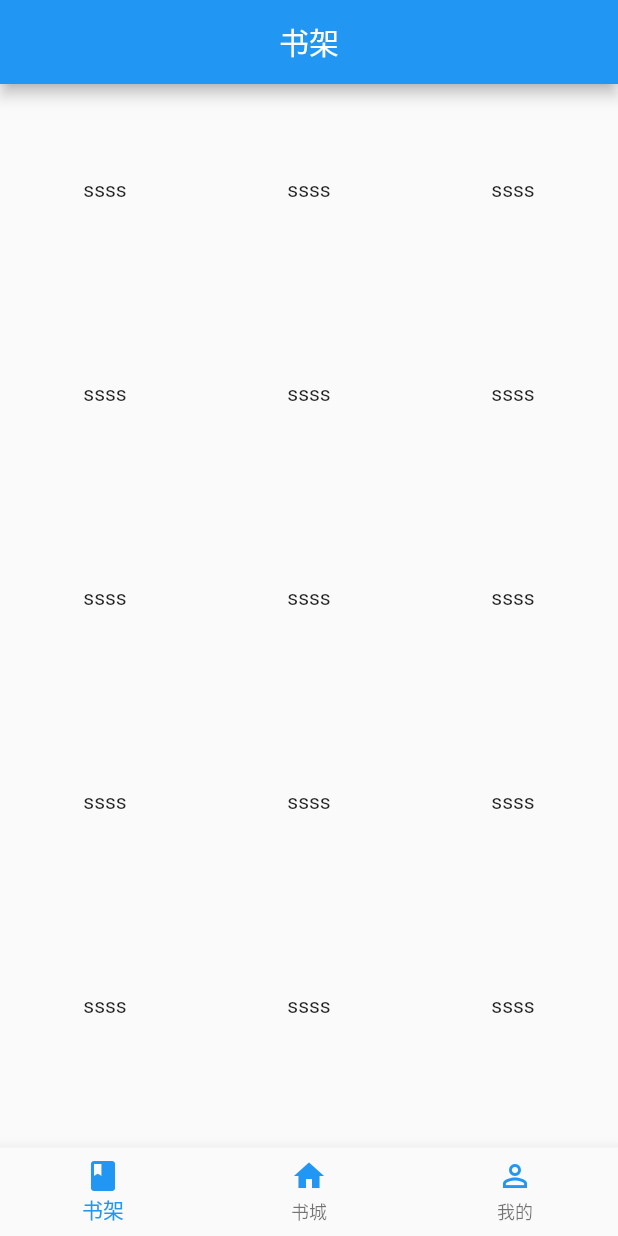
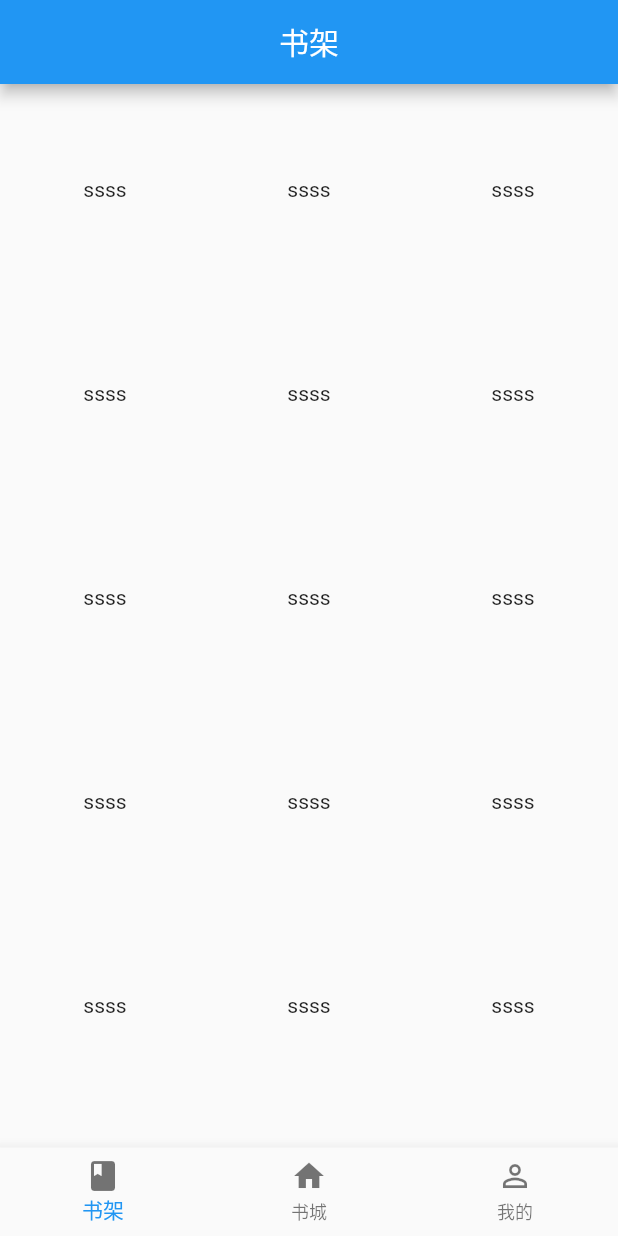
Before and after one commit to microcosm1994/readbook, a Flutter app: the screen it shows after launch, on a phone screen of 412 x 824 dp. Run offline on Flutter 3.47's test engine with Material 2 defaults, Android fonts, the phone set to English and light mode, and no system bars; our stand-ins replace dio, flutter_swiper.

```diff
--- a/lib/ui/widget/BottomNavigationWidget.dart
+++ b/lib/ui/widget/BottomNavigationWidget.dart
@@ -9,7 +9,7 @@ class BottomNavigationWidget extends StatefulWidget {
 }
 
 class _BottomNavigationWidgetState extends State<BottomNavigationWidget> {
-  final _BottomNavigationColor = Colors.blue;
+  final _BottomNavigationColor = Colors.black54;
   int _currentIndex = 0;
   List<Widget> list = List();
 
@@ -29,29 +29,29 @@ class _BottomNavigationWidgetState extends State<BottomNavigationWidget> {
           BottomNavigationBarItem(
               icon: Icon(
                 Icons.book,
-                color: _BottomNavigationColor,
+                color: Colors.black54,
               ),
               title: Text(
                 '书架',
-                style: TextStyle(color: _BottomNavigationColor),
+                style: TextStyle(color: Colors.black54),
               )),
           BottomNavigationBarItem(
               icon: Icon(
                 Icons.home,
-                color: _BottomNavigationColor,
+                color: Colors.black54,
               ),
               title: Text(
                 '书城',
-                style: TextStyle(color: _BottomNavigationColor),
+                style: TextStyle(color: Colors.black54),
               )),
           BottomNavigationBarItem(
               icon: Icon(
                 Icons.perm_identity,
-                color: _BottomNavigationColor,
+                color: Colors.black54,
               ),
               title: Text(
                 '我的',
-                style: TextStyle(color: _BottomNavigationColor),
+                style: TextStyle(color: Colors.black54),
               )),
         ],
         type: BottomNavigationBarType.fixed,
```
Also changed, not shown: lib/ui/pages/bookCity.dart (+56 -11 lines), lib/ui/widget/tabs.dart (added, +41 -0 lines).
